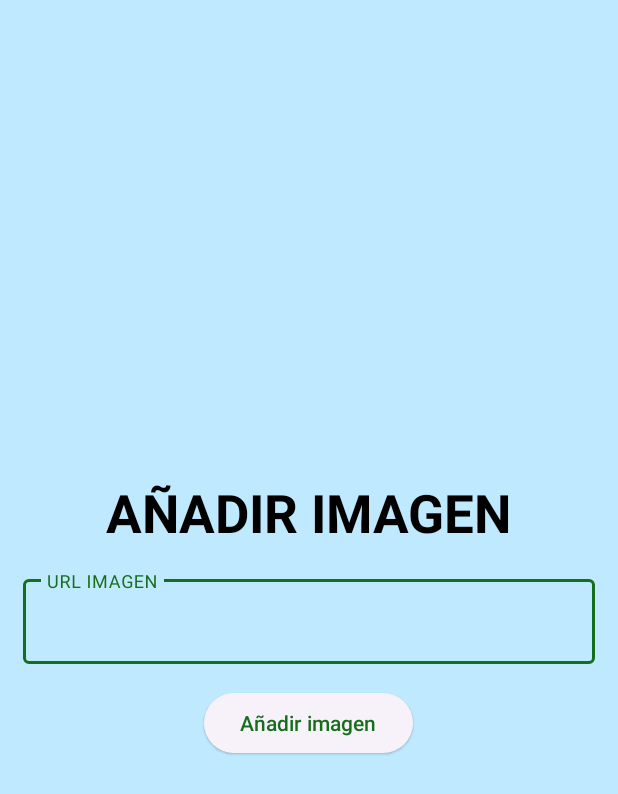
After one commit to adridominguezz/CotorraKiller, an Android app: the layout add_img.xml on its own in the app's theme, with its tools: preview values and no code run, on a phone screen of 412 x 824 dp. The commit adds this screen. Shown: the top 794 px of the screen. Run offline under Robolectric (Android 15) with nearby library versions, the phone set to English and light mode, and no system bars.

Commit message:
13/01 17:10
Añadiendo funcionalidad para añadir una imagen

```diff
--- a/app/src/main/java/com/example/cotorraskiller/MenuActivity.kt
+++ b/app/src/main/java/com/example/cotorraskiller/MenuActivity.kt
@@ -64,6 +64,7 @@ class MenuActivity : AppCompatActivity() {
 
 
 
+    @SuppressLint("MissingInflatedId")
     override fun onCreate(savedInstanceState: Bundle?) {
         super.onCreate(savedInstanceState)
         setContentView(R.layout.activity_menu)
@@ -95,7 +96,6 @@ class MenuActivity : AppCompatActivity() {
         //BOTON JUGAR
         btnJugar.setOnClickListener {
 
-
             var uidString: String = user?.uid.toString()
             var nameString: String = txtName.text.toString()
             var cotorras = txtCotorras.text.toString()
@@ -111,23 +111,15 @@ class MenuActivity : AppCompatActivity() {
         //Escucha el boton de editar imagen
 //        editImgBtn.setOnClickListener {
 //
-//            MaterialAlertDialogBuilder(this)
-//                .setTitle(resources.getString(R.string.seleccionImg))
-//                //Boton de galeria
-//                .setNeutralButton(resources.getString(R.string.Galeria)) { dialog, which ->
-//                    if (!ComprombarPermisoAlmacenamiento()){ //Si no se habilitó el permiso se solicita
-//                        SolicitarPermisoAlmacenamiento()
-//                    }else{
-//                        ElegirImagenGaleria() //Si se habilitó el permiso se elige
-//                    }
-//                }
-////                .setNegativeButton(resources.getString(R.string.irMenu)) { dialog, which ->
-////
-////                }
-////                .setPositiveButton(resources.getString(R.string.irRanking)) { dialog, which ->
-////
-////                }
+//            val dialogView = layoutInflater.inflate(R.layout.add_img, null)
+//            val dialog = MaterialAlertDialogBuilder(this)
+//                .setView(dialogView)
 //                .show()
+//
+//            val addImagen = dialogView.findViewById<Button>(R.id.addImgBtn)
+//            val urlImagen = dialogView.findViewById<TextView>(R.id.urlImagen).text
+//
+//
 //        }
 
     }
--- a/app/src/main/res/layout/activity_menu.xml
+++ b/app/src/main/res/layout/activity_menu.xml
@@ -98,7 +98,8 @@
             android:layout_alignParentBottom="true"
             android:layout_marginEnd="0dp"
             android:layout_marginBottom="0dp"
-            app:srcCompat="@drawable/baseline_create_24" />
+            app:srcCompat="@drawable/baseline_create_24"
+            android:contentDescription="TODO" />
 
 
     </RelativeLayout>
--- /dev/null
+++ b/app/src/main/res/layout/add_img.xml
@@ -0,0 +1,35 @@
+<?xml version="1.0" encoding="utf-8"?>
+<LinearLayout xmlns:android="http://schemas.android.com/apk/res/android"
+    android:layout_width="match_parent"
+    android:layout_height="match_parent"
+    android:orientation="vertical"
+    android:gravity="center">
+    <TextView
+        android:layout_width="wrap_content"
+        android:layout_height="wrap_content"
+        android:text="AÑADIR IMAGEN"
+        android:textSize="35sp"
+        android:textStyle="bold"
+        android:textColor="@color/black"
+        />
+    <com.google.android.material.textfield.TextInputLayout
+        android:id="@+id/urlImagen"
+        android:layout_width="match_parent"
+        android:layout_height="wrap_content"
+        android:hint="@string/url_img"
+        android:layout_margin="15dp">
+
+        <com.google.android.material.textfield.TextInputEditText
+            android:layout_width="match_parent"
+            android:layout_height="wrap_content"
+            />
+    </com.google.android.material.textfield.TextInputLayout>
+
+    <Button
+        style="@style/Widget.Material3.Button.ElevatedButton"
+        android:id="@+id/addImgBtn"
+        android:layout_width="wrap_content"
+        android:layout_height="wrap_content"
+        android:text="Añadir imagen"
+        />
+</LinearLayout>
--- a/app/src/main/res/values/strings.xml
+++ b/app/src/main/res/values/strings.xml
@@ -49,5 +49,6 @@
     <string name="juegoPausado">JUEGO PAUSADO</string>
     <string name="nuevaPartida">NUEVA PARTIDA</string>
     <string name="reanudar">REANUDAR</string>
+    <string name="url_img">URL IMAGEN</string>
 
 </resources>
```
